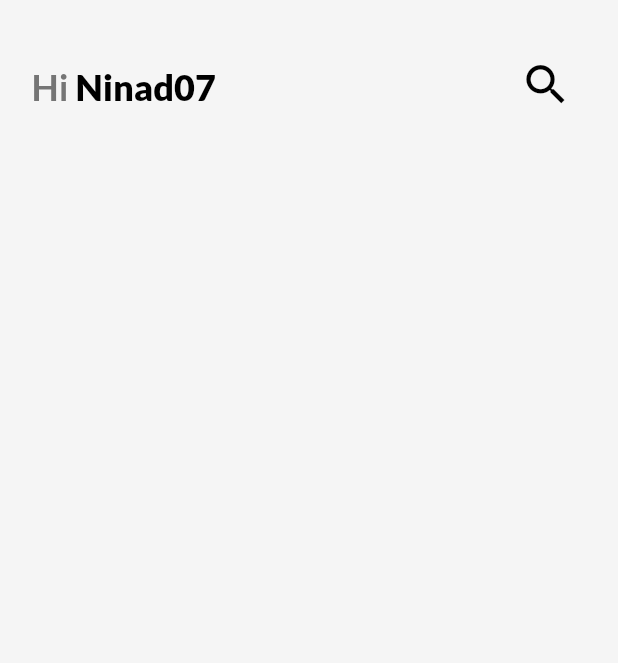
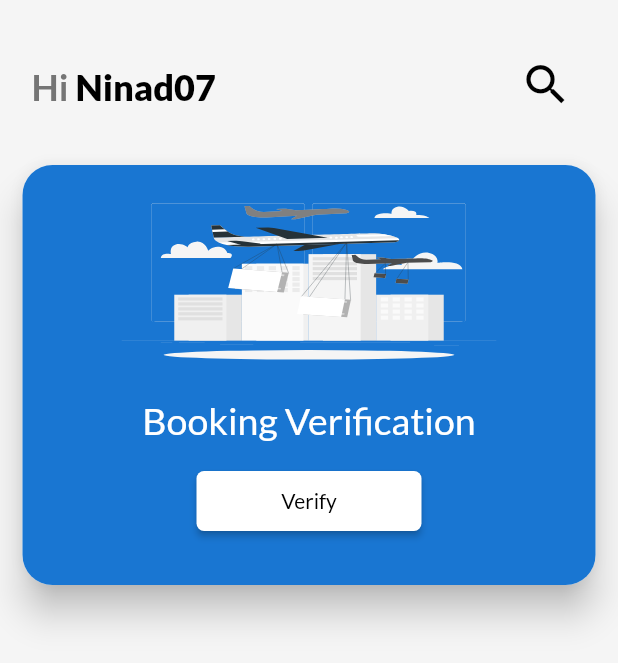
Before and after one commit to kotgire-shreyash/Airway-Companion, a Flutter app: the screen it shows after launch, after a tap on "login", on a phone screen of 412 x 824 dp. Shown: the top 663 px of the screen. Run offline on Flutter 3.47's test engine with Material 2 defaults, Android fonts, the phone set to English and light mode, and no system bars; drawn by our look-alikes of pull_to_refresh; our stand-ins replace animated_text_kit, cloud_firestore, firebase_auth, firebase_core, flutter_bloc, flutter_staggered_animations and 3 more; missing offline and left inert: flutter_animated_dialog; accounts and stored records are empty.

Commit message:
Home Screen Additions

```diff
--- a/lib/Modules/Authentication/Screens/LoginScreen/login_screen.dart
+++ b/lib/Modules/Authentication/Screens/LoginScreen/login_screen.dart
@@ -256,7 +256,7 @@ class _LoginPageViewState extends State<LoginPageView> {
 //? Login Screen Image
   Widget _loginIndicatorImage() {
     return Image.asset(
-      "assets/images/login_image_persian_blue.png",
+      "assets/images/login_image_peacock_blue.png",
       fit: BoxFit.cover,
     );
   }
--- a/lib/Modules/Authentication/Widgets/login_button.dart
+++ b/lib/Modules/Authentication/Widgets/login_button.dart
@@ -44,7 +44,7 @@ class _LoginButtonState extends State<LoginButton> {
                 Radius.elliptical(30, 30),
               ),
             ),
-            backgroundColor: Colors.blue.shade900,
+            backgroundColor: Colors.blue.shade700,
             // shape: const StadiumBorder(),
           ),
           onPressed: () async {
--- a/lib/Modules/General Widgets/colors.dart
+++ b/lib/Modules/General Widgets/colors.dart
@@ -3,6 +3,6 @@ import 'package:flutter/material.dart';
 class CustomColors {
   static const Color lightPurple = Color.fromRGBO(108, 99, 255, 1);
   static const Color cyan = Color.fromRGBO(99, 228, 255, 1);
-  static Color loginSwatch = Colors.blue.shade900;
+  static Color loginSwatch = Colors.blue.shade700;
   static Color signupSwatch = Colors.redAccent.shade200;
 }
--- a/lib/Modules/Home/Screens/home_screen.dart
+++ b/lib/Modules/Home/Screens/home_screen.dart
@@ -6,6 +6,7 @@ import 'package:animated_text_kit/animated_text_kit.dart';
 import 'package:flutter/material.dart';
 import 'package:flutter_bloc/flutter_bloc.dart';
 import 'package:flutter_staggered_animations/flutter_staggered_animations.dart';
+import 'package:flutter_svg/flutter_svg.dart';
 import 'package:google_fonts/google_fonts.dart';
 import 'package:pull_to_refresh/pull_to_refresh.dart';
 
@@ -151,6 +152,7 @@ class _HomeScreenState extends State<HomeScreen> {
                   const SizedBox(
                     height: 20,
                   ),
+                  _flightBookingVerificationCard(),
                 ],
               ),
             ),
@@ -217,7 +219,9 @@ class _HomeScreenState extends State<HomeScreen> {
                 color: Colors.grey.shade900,
               ),
             ))
-        : Container(
+        :
+        // Animated Search Text Guide
+        Container(
             height: 50,
             width: MediaQuery.of(context).size.width - 50,
             decoration: BoxDecoration(
@@ -273,6 +277,8 @@ class _HomeScreenState extends State<HomeScreen> {
                   },
                 ),
               ),
+
+              // Second onTap necessary for when the space other than the animated text is tapped
               onTap: () {
                 context.read<HomeScreenBloc>().add(SearchBoxTextFieldPressed(
                     isSearchBoxTextFieldEnabled: true));
@@ -280,4 +286,76 @@ class _HomeScreenState extends State<HomeScreen> {
             ),
           );
   }
+
+  // Flight-Booking verification card
+  Widget _flightBookingVerificationCard() {
+    return Card(
+      margin: EdgeInsets.symmetric(horizontal: 15, vertical: 10),
+      elevation: 10,
+      shape: const RoundedRectangleBorder(
+        borderRadius: BorderRadius.all(Radius.circular(20)),
+      ),
+      child: Container(
+        height: 280,
+        width: MediaQuery.of(context).size.width,
+        decoration: BoxDecoration(
+          color: Colors.blue.shade700,
+          borderRadius: const BorderRadius.all(Radius.circular(20)),
+        ),
+        child: Column(
+          children: [
+            const SizedBox(
+              height: 10,
+            ),
+            SizedBox(
+              height: 140,
+              width: 250,
+              // color: Colors.blue,
+              child: SvgPicture.asset(
+                "assets/images/flight_booking.svg",
+                fit: BoxFit.fill,
+              ),
+            ),
+            const SizedBox(
+              height: 5,
+            ),
+            SizedBox(
+              child: Text(
+                "Booking Verification",
+                style: TextStyle(
+                  color: Colors.white,
+                  fontFamily: GoogleFonts.lato(
+                          fontWeight: FontWeight.bold, fontSize: 35)
+                      .fontFamily,
+                  fontSize: 25,
+                ),
+              ),
+            ),
+            const SizedBox(
+              height: 15,
+            ),
+            ElevatedButton(
+              child: Text(
+                "Verify",
+                style: TextStyle(
+                    color: Colors.black, fontFamily: _latoBoldFontFamily),
+              ),
+              style: TextButton.styleFrom(
+                minimumSize: const Size(150, 40),
+                primary: Colors.white,
+                shape: const RoundedRectangleBorder(
+                  borderRadius: BorderRadius.all(
+                    Radius.circular(5),
+                  ),
+                ),
+                backgroundColor: Colors.white,
+                // shape: const StadiumBorder(),
+              ),
+              onPressed: () {},
+            ),
+          ],
+        ),
+      ),
+    );
+  }
 }
--- a/pubspec.yaml
+++ b/pubspec.yaml
@@ -49,6 +49,7 @@ dependencies:
   flutter_svg:
   pull_to_refresh:
   animated_text_kit:
+  font_awesome_flutter:
 
 
 dev_dependencies:
```
Also changed, not shown: assets/images/flight_booking.svg (added), assets/images/login_image_peacock_blue.png (added), assets/images/reached_destination.svg (added), assets/images/travel_booking.svg (added), pubspec.lock.
